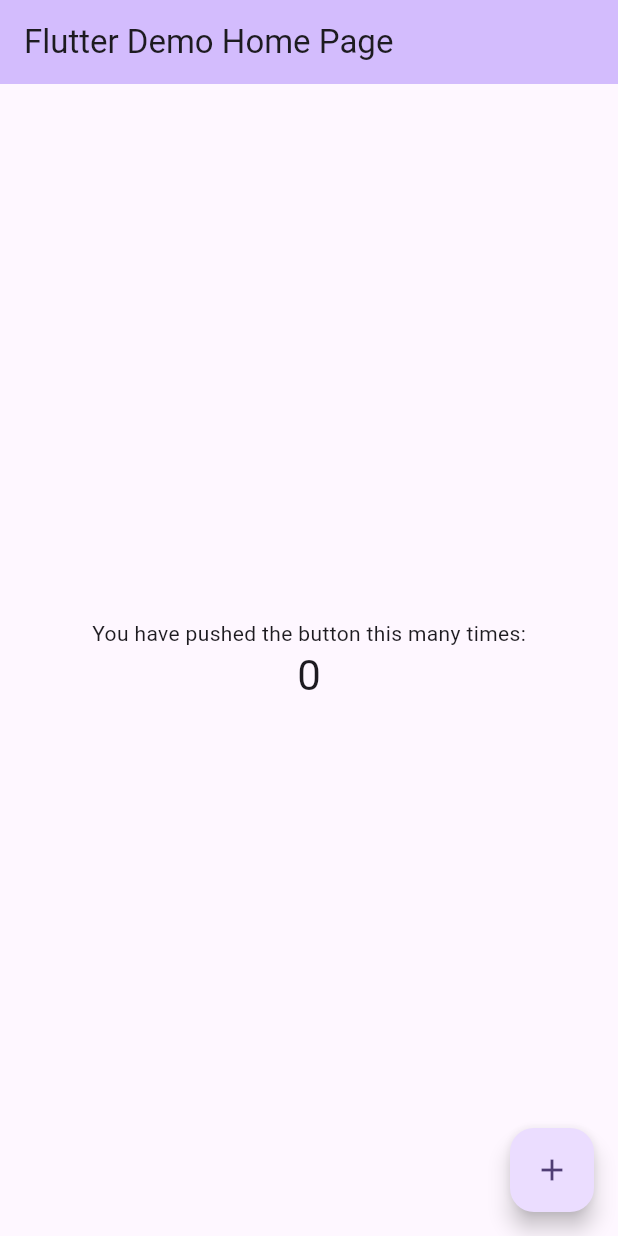
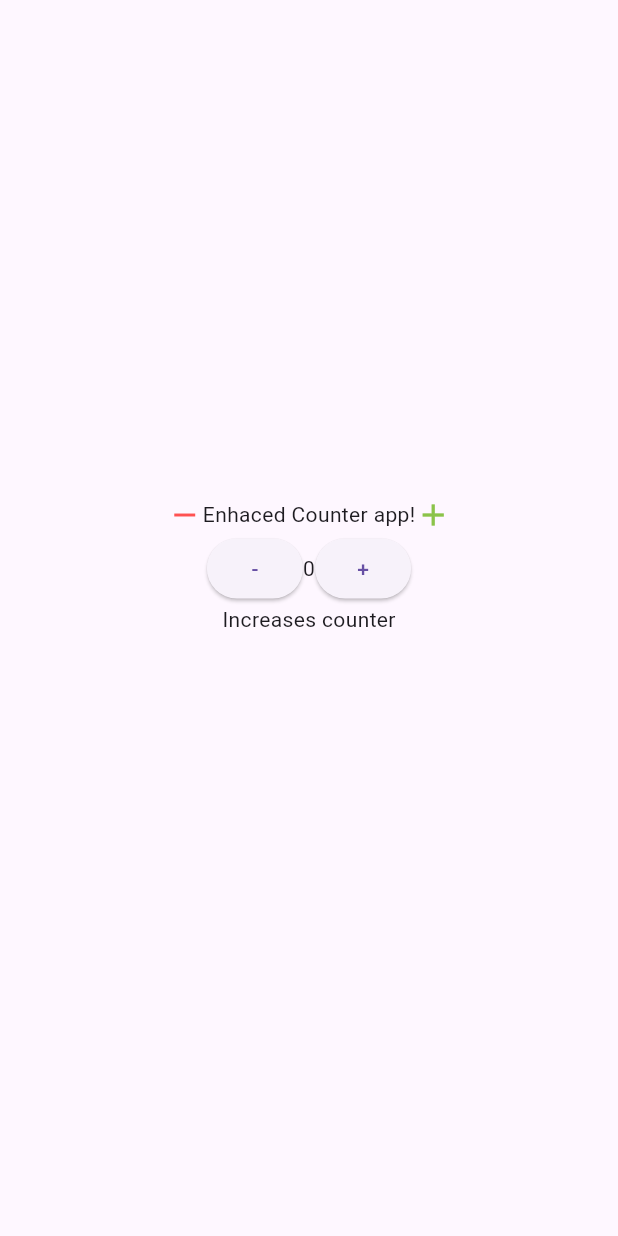
Before and after one commit to gutoFaria/flutter_ui_platform, a Flutter app: the screen it shows after launch, on a phone screen of 412 x 824 dp. Run offline on Flutter 3.47's test engine with Material 3 defaults, Android fonts, the phone set to English and light mode, and no system bars.

Commit message:
counter app

```diff
--- /dev/null
+++ b/lib/counter_app/counter_app_body.dart
@@ -0,0 +1,65 @@
+import 'package:flutter/material.dart';
+import 'package:ui_platform_flutter/counter_app/widgets/app_title.dart';
+import 'package:ui_platform_flutter/counter_app/widgets/history.dart';
+
+class CounterAppBody extends StatefulWidget {
+  const CounterAppBody({super.key});
+
+  @override
+  State<CounterAppBody> createState() => _CounterAppBodyState();
+}
+
+class _CounterAppBodyState extends State<CounterAppBody> {
+
+  int counter = 0;
+
+  List<int> increaseHistory = [];
+
+
+
+  void increase(){
+    setState(() {
+      counter++;
+
+      increaseHistory = List<int>.from(increaseHistory)..add(counter);
+    });
+  }
+
+  void decrease(){
+    setState(() {
+      counter--;
+    });
+  }
+  @override
+  Widget build(BuildContext context) {
+    return  Scaffold(
+      body: Center(
+        child: Column(
+          mainAxisSize: MainAxisSize.min,
+          children: [
+            const AppTitle(),
+
+            Row(
+              mainAxisSize: MainAxisSize.min,
+              children: [
+                ElevatedButton(
+                  onPressed: decrease,
+                  child: const Text('-')
+                ),
+
+                Text('$counter'),
+
+                ElevatedButton(
+                  onPressed: increase,
+                  child: const Text('+')
+                ),
+              ],
+            ),
+
+            HistoryWidget(increaseHistory: increaseHistory,)
+          ],
+        ),
+      ),
+    );
+  }
+}
--- /dev/null
+++ b/lib/counter_app/widgets/app_title.dart
@@ -0,0 +1,23 @@
+import 'package:flutter/material.dart';
+
+class AppTitle extends StatelessWidget {
+  const AppTitle({super.key});
+
+  @override
+  Widget build(BuildContext context) {
+    return const Row(
+      mainAxisSize: MainAxisSize.min,
+      children: [
+        Icon(
+          Icons.remove,
+          color: Colors.redAccent,
+        ),
+        Text('Enhaced Counter app!'),
+        Icon(
+          Icons.add,
+          color: Colors.lightGreen,
+        )
+      ],
+    );
+  }
+}
--- /dev/null
+++ b/lib/counter_app/widgets/history.dart
@@ -0,0 +1,48 @@
+import 'package:flutter/material.dart';
+
+class HistoryWidget extends StatefulWidget {
+
+  final List<int> increaseHistory;
+
+
+  const HistoryWidget({super.key, required this.increaseHistory});
+
+  @override
+  State<HistoryWidget> createState() => _HistoryWidgetState();
+}
+
+class _HistoryWidgetState extends State<HistoryWidget> {
+  @override
+  Widget build(BuildContext context) {
+    return Column(
+      mainAxisSize: MainAxisSize.min,
+      children: [
+        const Text('Increases counter'),
+
+        Flexible(
+          child: Padding(padding: const EdgeInsets.symmetric(
+            horizontal: 40,
+            vertical: 15
+          ),
+          child: SizedBox(
+            height: 40,
+            child: ListView.separated(
+              scrollDirection: Axis.horizontal,
+              itemCount: widget.increaseHistory.length,
+              separatorBuilder: (_, __){
+                return const SizedBox(width: 10,);
+              },
+              itemBuilder: (_, index){
+                return Text(
+                  '${widget.increaseHistory[index]}'
+                );
+              },
+
+              ),
+          ),
+          ),
+        ),
+      ],
+    );
+  }
+}
--- a/lib/main.dart
+++ b/lib/main.dart
@@ -1,125 +1,18 @@
 import 'package:flutter/material.dart';
+import 'package:ui_platform_flutter/counter_app/counter_app_body.dart';
 
 void main() {
-  runApp(const MyApp());
+  runApp(const EnhacedCounterApp());
 }
 
-class MyApp extends StatelessWidget {
-  const MyApp({super.key});
+class EnhacedCounterApp extends StatelessWidget {
+  const EnhacedCounterApp({super.key});
 
-  // This widget is the root of your application.
   @override
   Widget build(BuildContext context) {
-    return MaterialApp(
-      title: 'Flutter Demo',
-      theme: ThemeData(
-        // This is the theme of your application.
-        //
-        // TRY THIS: Try running your application with "flutter run". You'll see
-        // the application has a purple toolbar. Then, without quitting the app,
-        // try changing the seedColor in the colorScheme below to Colors.green
-        // and then invoke "hot reload" (save your changes or press the "hot
-        // reload" button in a Flutter-supported IDE, or press "r" if you used
-        // the command line to start the app).
-        //
-        // Notice that the counter didn't reset back to zero; the application
-        // state is not lost during the reload. To reset the state, use hot
-        // restart instead.
-        //
-        // This works for code too, not just values: Most code changes can be
-        // tested with just a hot reload.
-        colorScheme: ColorScheme.fromSeed(seedColor: Colors.deepPurple),
-        useMaterial3: true,
-      ),
-      home: const MyHomePage(title: 'Flutter Demo Home Page'),
+    return const MaterialApp(
+      debugShowCheckedModeBanner: false,
+      home: CounterAppBody(),
     );
   }
 }
-
-class MyHomePage extends StatefulWidget {
-  const MyHomePage({super.key, required this.title});
-
-  // This widget is the home page of your application. It is stateful, meaning
-  // that it has a State object (defined below) that contains fields that affect
-  // how it looks.
-
-  // This class is the configuration for the state. It holds the values (in this
-  // case the title) provided by the parent (in this case the App widget) and
-  // used by the build method of the State. Fields in a Widget subclass are
-  // always marked "final".
-
-  final String title;
-
-  @override
-  State<MyHomePage> createState() => _MyHomePageState();
-}
-
-class _MyHomePageState extends State<MyHomePage> {
-  int _counter = 0;
-
-  void _incrementCounter() {
-    setState(() {
-      // This call to setState tells the Flutter framework that something has
-      // changed in this State, which causes it to rerun the build method below
-      // so that the display can reflect the updated values. If we changed
-      // _counter without calling setState(), then the build method would not be
-      // called again, and so nothing would appear to happen.
-      _counter++;
-    });
-  }
-
-  @override
-  Widget build(BuildContext context) {
-    // This method is rerun every time setState is called, for instance as done
-    // by the _incrementCounter method above.
-    //
-    // The Flutter framework has been optimized to make rerunning build methods
-    // fast, so that you can just rebuild anything that needs updating rather
-    // than having to individually change instances of widgets.
-    return Scaffold(
-      appBar: AppBar(
-        // TRY THIS: Try changing the color here to a specific color (to
-        // Colors.amber, perhaps?) and trigger a hot reload to see the AppBar
-        // change color while the other colors stay the same.
-        backgroundColor: Theme.of(context).colorScheme.inversePrimary,
-        // Here we take the value from the MyHomePage object that was created by
-        // the App.build method, and use it to set our appbar title.
-        title: Text(widget.title),
-      ),
-      body: Center(
-        // Center is a layout widget. It takes a single child and positions it
-        // in the middle of the parent.
-        child: Column(
-          // Column is also a layout widget. It takes a list of children and
-          // arranges them vertically. By default, it sizes itself to fit its
-          // children horizontally, and tries to be as tall as its parent.
-          //
-          // Column has various properties to control how it sizes itself and
-          // how it positions its children. Here we use mainAxisAlignment to
-          // center the children vertically; the main axis here is the vertical
-          // axis because Columns are vertical (the cross axis would be
-          // horizontal).
-          //
-          // TRY THIS: Invoke "debug painting" (choose the "Toggle Debug Paint"
-          // action in the IDE, or press "p" in the console), to see the
-          // wireframe for each widget.
-          mainAxisAlignment: MainAxisAlignment.center,
-          children: <Widget>[
-            const Text(
-              'You have pushed the button this many times:',
-            ),
-            Text(
-              '$_counter',
-              style: Theme.of(context).textTheme.headlineMedium,
-            ),
-          ],
-        ),
-      ),
-      floatingActionButton: FloatingActionButton(
-        onPressed: _incrementCounter,
-        tooltip: 'Increment',
-        child: const Icon(Icons.add),
-      ), // This trailing comma makes auto-formatting nicer for build methods.
-    );
-  }
-}
```
Also changed, not shown: 1 other file.
